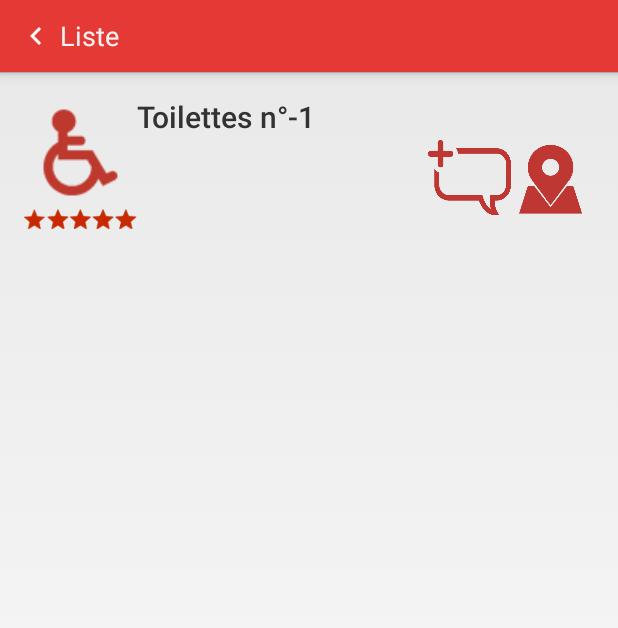
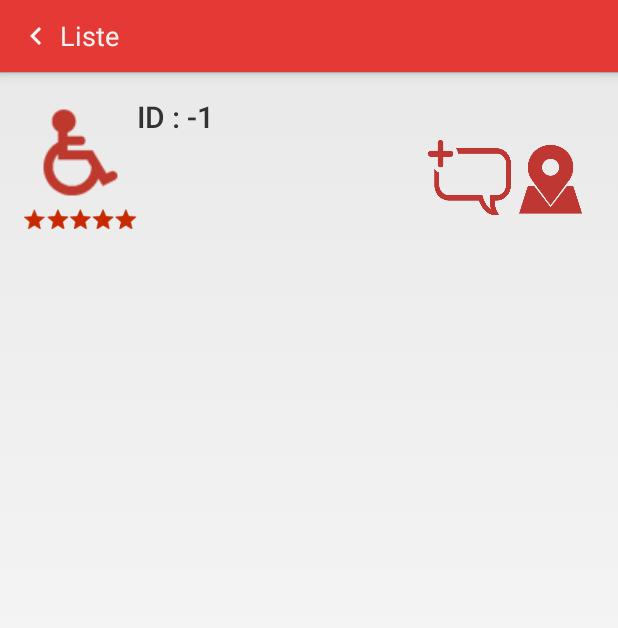
Before and after one commit to HandiPressante/HandiPressante-android, an Android app: the ToiletSheetActivity screen opened directly, with no data from a screen before it, on a phone screen of 412 x 824 dp. Shown: the top 628 px of the screen. Run offline under Robolectric (Android 15) with nearby library versions, the phone set to English and light mode, and no system bars; network calls fail.

Commit message:
commit before pull

```diff
--- a/app/src/main/java/com/handipressante/handipressante/ToiletSheetActivity.java
+++ b/app/src/main/java/com/handipressante/handipressante/ToiletSheetActivity.java
@@ -70,7 +70,7 @@ public class ToiletSheetActivity extends FragmentActivity {
 
         // Set toilet's name
         TextView name=(TextView)findViewById(R.id.toilet_name);
-        name.setText("Toilettes n°" + String.valueOf(id));
+        name.setText("ID : " + String.valueOf(id));
 
         ImageButton navigation_button = (ImageButton) findViewById(R.id.map_button);
         navigation_button.setBackgroundResource(R.drawable.navigation_icon);
```
